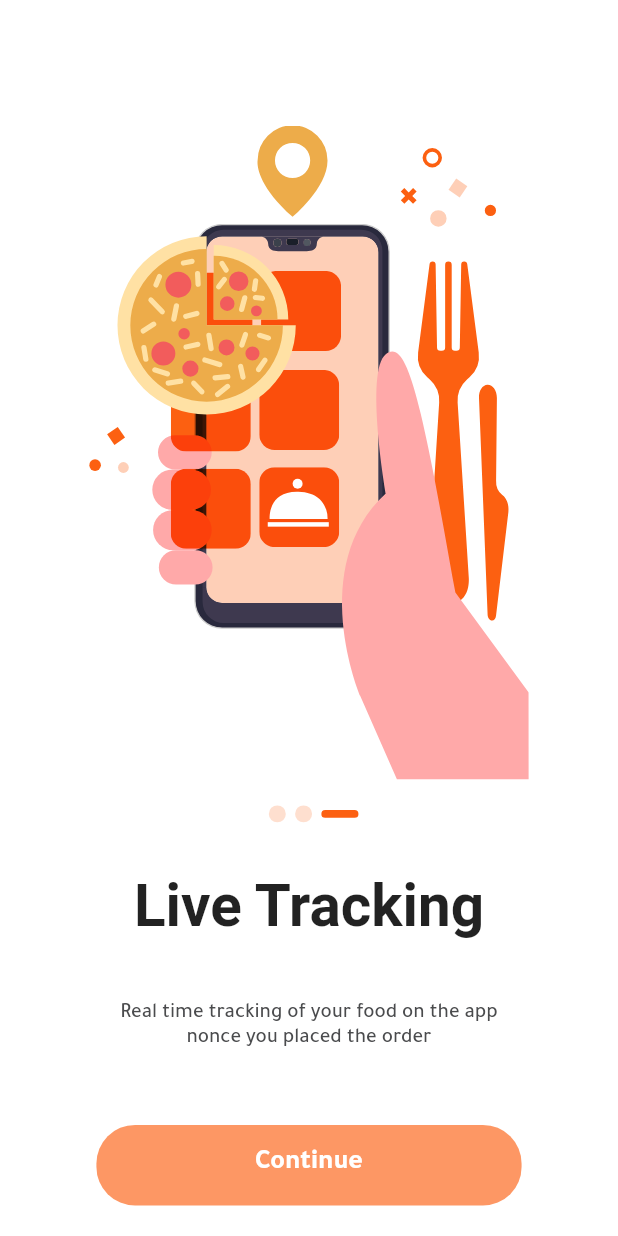
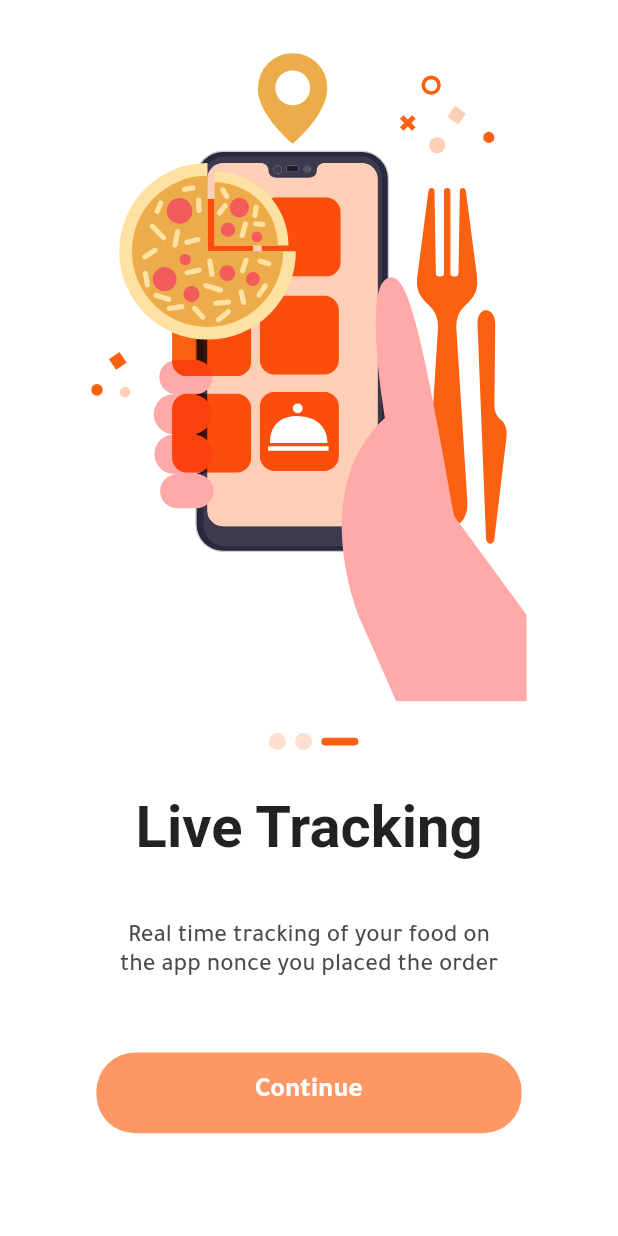
Before and after one commit to ghofranramadan/aklny, a Flutter app: the IntroScreen screen opened directly, swiped to page 3, on a phone screen of 412 x 824 dp. Run offline on Flutter 3.47's test engine with Material 2 defaults, Android fonts, the light colour scheme and no system bars; drawn by our look-alikes of carousel_slider, dots_indicator; our stand-ins replace easy_localization, flutter_svg, responsive_framework, shared_preferences, simple_shadow; missing offline and left inert: drawerbehavior; accounts and stored records are empty; Roboto replaces fonts that are missing (CopperplateGothic); project files that could hold a hidden picture were left out.

Commit message:
edit on onBoarding screen

```diff
--- a/lib/ui/screens/intro_screen.dart
+++ b/lib/ui/screens/intro_screen.dart
@@ -1,10 +1,10 @@
-import 'package:aklny/ui/screens/create_account_screen.dart';
-import 'package:aklny/utils/vars.dart';
+import 'package:aklny/ui/widgets/onboarding_widget.dart';
+import 'package:aklny/utils/components.dart';
 import 'package:carousel_slider/carousel_slider.dart';
 import 'package:dots_indicator/dots_indicator.dart';
+import 'package:easy_localization/easy_localization.dart';
 import 'package:flutter/material.dart';
-import 'package:flutter_svg/svg.dart';
-import 'package:easy_localization/easy_localization.dart';
+
 import 'login_screen.dart';
 
 class IntroScreen extends StatefulWidget {
@@ -14,51 +14,60 @@ class IntroScreen extends StatefulWidget {
 
 class _IntroScreenState extends State<IntroScreen> {
   CarouselController buttonCarouselController = CarouselController();
-
   List<Widget> welcome = [
-    FirstIntroWidget(),
-    SecondIntroWidget(),
-    ThirdIntroWidget()
+    OnBoarding(
+      picture: 'assets/svg/Find food you love vector.svg',
+      title: 'find_food_you_love',
+      subTitle: 'discover',
+    ),
+    OnBoarding(
+      picture: 'assets/svg/Delivery vector.svg',
+      title: 'fast_delivery',
+      subTitle: 'delivery',
+    ),
+    OnBoarding(
+      picture: 'assets/svg/Live tracking vector.svg',
+      title: 'live_tracking',
+      subTitle: 'tracking',
+    ),
   ];
   int indicatorIndex = 0;
 
   @override
   Widget build(BuildContext context) {
     return Scaffold(
-      body: Container(
-        height: MediaQuery.of(context).size.height,
-        width: MediaQuery.of(context).size.width,
+      backgroundColor: Theme.of(context).backgroundColor,
+      body: Padding(
         padding: EdgeInsets.only(
           top: (MediaQuery.of(context).size.height * 35) / 812,
         ),
-        color: Theme.of(context).backgroundColor,
         child: Column(
           mainAxisAlignment: MainAxisAlignment.spaceBetween,
           children: [
-            indicatorIndex == 0
-                ? Row(
+            if (indicatorIndex == 0)
+              Row(
                 mainAxisAlignment: MainAxisAlignment.start,
                 children: [
                   InkWell(
-                        onTap: () {
-                          buttonCarouselController.animateToPage(2);
+                    onTap: () => Navigator.of(context).push(
+                      MaterialPageRoute(
+                        builder: (context) {
+                          return LoginScreen();
                         },
+                      ),
+                    ),
                     child: Container(
                       alignment: Alignment.center,
                       width: (MediaQuery.of(context).size.width * 80) / 375,
                       child: Text(
                         tr('skip'),
-                            style: Theme.of(context)
-                                .textTheme
-                                .headline1
-                                .copyWith(
+                        style: Theme.of(context).textTheme.headline1.copyWith(
                             fontSize: 20, fontWeight: FontWeight.w300),
                       ),
                     ),
                   ),
                 ],
-                  )
-                : SizedBox(),
+              ),
             Stack(
               children: [
                 CarouselSlider.builder(
@@ -91,7 +100,7 @@ class _IntroScreenState extends State<IntroScreen> {
                     position: indicatorIndex.toDouble(),
                     decorator: DotsDecorator(
                       activeColor: Theme.of(context).primaryColor,
-                      color: Theme.of(context).buttonColor,
+                      color: Theme.of(context).highlightColor,
                       spacing: EdgeInsets.only(left: 6),
                       size: const Size.fromRadius(5.5),
                       activeSize: const Size(24, 5),
@@ -103,27 +112,16 @@ class _IntroScreenState extends State<IntroScreen> {
               ],
             ),
             indicatorIndex == 0 || indicatorIndex == 1
-                ? GestureDetector(
+                ? customButton(
+                    context: context,
                     onTap: () {
                       buttonCarouselController.nextPage();
                     },
-                    behavior: HitTestBehavior.opaque,
-                    child: Container(
-                      margin: EdgeInsets.only(
-                        bottom: (MediaQuery.of(context).size.height * 45) / 812,
-                      ),
-                      alignment: Alignment.center,
-                      height: (MediaQuery.of(context).size.height * 53) / 812,
-                      width: (MediaQuery.of(context).size.width * 258) / 375,
-                      decoration: BoxDecoration(
-                        color: Theme.of(context).primaryColor.withOpacity(0.65),
-                        borderRadius: BorderRadius.circular(25),
-                      ),
-                      child: Text(tr('next'),
+                    text: Text(tr('next'),
                         style: Theme.of(context).textTheme.headline3),
-                    ),
                   )
-                :                       GestureDetector(
+                : customButton(
+                    context: context,
                     onTap: () => Navigator.of(context).push(
                       MaterialPageRoute(
                         builder: (context) {
@@ -131,26 +129,8 @@ class _IntroScreenState extends State<IntroScreen> {
                         },
                       ),
                     ),
-              behavior: HitTestBehavior.opaque,
-              child: Container(
-                alignment: Alignment.center,
-                margin: EdgeInsets.only(
-                  bottom:
-                  (MediaQuery.of(context).size.height * 20) / 812,
-                ),
-                height:
-                (MediaQuery.of(context).size.height * 53) / 812,
-                width:
-                (MediaQuery.of(context).size.width * 258) / 375,
-                decoration: BoxDecoration(
-                  color: Theme.of(context)
-                      .primaryColor
-                      .withOpacity(0.65),
-                  borderRadius: BorderRadius.circular(25),
-                ),
-                child: Text(tr('continue'),
+                    text: Text(tr('continue'),
                         style: Theme.of(context).textTheme.headline3),
-              ),
                   ),
 
             // Column(
@@ -210,133 +190,12 @@ class _IntroScreenState extends State<IntroScreen> {
             //           )
             //         ],
             //       ),
+            SizedBox(
+              height: (MediaQuery.of(context).size.height * 20) / 812,
+            )
           ],
         ),
       ),
     );
   }
 }
-
-class FirstIntroWidget extends StatelessWidget {
-  @override
-  Widget build(BuildContext context) {
-    return Column(
-      children: [
-        SvgPicture.asset(
-          'assets/svg/Find food you love vector.svg',
-        ),
-        SizedBox(
-          height: (MediaQuery.of(context).size.height * 45) / 812,
-        ),
-        Text(
-          tr('find_food_you_love'),
-          style: Theme.of(context).textTheme.subtitle1.copyWith(
-              fontFamily: 'CopperplateGothic',
-              fontSize: 28,
-              fontWeight: FontWeight.w700),
-        ),
-        SizedBox(
-          height: (MediaQuery.of(context).size.height * 30) / 812,
-        ),
-        Container(
-          width: 275,
-          padding: EdgeInsets.symmetric(
-            horizontal: 40,
-          ),
-          child: Text(
-            tr('discover'),
-            style: Theme.of(context).textTheme.headline1.copyWith(
-                  fontSize: 10,
-                ),
-            textAlign: TextAlign.center,
-            overflow: TextOverflow.clip,
-          ),
-        ),
-      ],
-    );
-  }
-}
-
-class SecondIntroWidget extends StatelessWidget {
-  @override
-  Widget build(BuildContext context) {
-    return Column(
-      crossAxisAlignment: CrossAxisAlignment.center,
-      mainAxisSize: MainAxisSize.min,
-      children: [
-        SvgPicture.asset(
-          'assets/svg/Delivery vector.svg',
-        ),
-        SizedBox(
-          height: (MediaQuery.of(context).size.height * 45) / 812,
-        ),
-        Text(
-          tr('fast_delivery'),
-          style: Theme.of(context).textTheme.subtitle1.copyWith(
-              fontFamily: 'CopperplateGothic',
-              fontSize: 28,
-              fontWeight: FontWeight.w700),
-        ),
-        SizedBox(
-          height: (MediaQuery.of(context).size.height * 30) / 812,
-        ),
-        Container(
-          width: 271,
-          padding: EdgeInsets.symmetric(
-            horizontal: 45,
-          ),
-          child: Text(
-            tr('delivery'),
-            style: Theme.of(context).textTheme.headline1.copyWith(
-                  fontSize: 10,
-                ),
-            textAlign: TextAlign.center,
-            overflow: TextOverflow.clip,
-          ),
-        ),
-      ],
-    );
-  }
-}
-
-class ThirdIntroWidget extends StatelessWidget {
-  @override
-  Widget build(BuildContext context) {
-    return Column(
-      crossAxisAlignment: CrossAxisAlignment.center,
-      mainAxisSize: MainAxisSize.min,
-      children: [
-        SvgPicture.asset(
-          'assets/svg/Live tracking vector.svg',
-        ),
-        SizedBox(
-          height: (MediaQuery.of(context).size.height * 45) / 812,
-        ),
-        Text(
-          tr('live_tracking'),
-          style: Theme.of(context).textTheme.subtitle1.copyWith(
-              fontFamily: 'CopperplateGothic',
-              fontSize: 28,
-              fontWeight: FontWeight.w700),
-        ),
-        SizedBox(
-          height: (MediaQuery.of(context).size.height * 30) / 812,
-        ),
-        Container(
-          width: 271,
-          padding: EdgeInsets.symmetric(
-            horizontal: 45,
-          ),
-          child: Text(
-            tr('tracking'),
-            style: Theme.of(context).textTheme.headline1.copyWith(
-                  fontSize: 10,
-                ),
-            textAlign: TextAlign.center,
-            overflow: TextOverflow.clip,
-          ),
-        ),
-      ],
-    );
-  }
-}
--- /dev/null
+++ b/lib/ui/widgets/onboarding_widget.dart
@@ -0,0 +1,49 @@
+import 'package:easy_localization/easy_localization.dart';
+import 'package:flutter/material.dart';
+import 'package:flutter_svg/flutter_svg.dart';
+
+class OnBoarding extends StatelessWidget {
+  final String picture;
+  final String title;
+  final String subTitle;
+
+  OnBoarding({this.picture, this.title, this.subTitle});
+  @override
+  Widget build(BuildContext context) {
+    return Column(
+      children: [
+        SvgPicture.asset(
+          '$picture',
+        ),
+        SizedBox(
+          height: (MediaQuery.of(context).size.height * 45) / 812,
+        ),
+        Text(
+          tr('$title'),
+          style: Theme.of(context).textTheme.subtitle1.copyWith(
+              fontFamily: 'CopperplateGothic',
+              fontSize: 28,
+              fontWeight: FontWeight.w700),
+        ),
+        SizedBox(
+          height: (MediaQuery.of(context).size.height * 30) / 812,
+        ),
+        Container(
+          width: 275,
+          padding: EdgeInsets.symmetric(
+            horizontal: 40,
+          ),
+          child: Text(
+            tr('$subTitle'),
+            maxLines: 2,
+            style: Theme.of(context).textTheme.headline1.copyWith(
+                  fontSize: 12,
+                ),
+            textAlign: TextAlign.center,
+            overflow: TextOverflow.clip,
+          ),
+        ),
+      ],
+    );
+  }
+}
--- a/lib/utils/components.dart
+++ b/lib/utils/components.dart
@@ -1,14 +1,14 @@
 import 'package:flutter/material.dart';
 
-Widget customButton(
-    {BuildContext context, Function onTap, String text, TextStyle textStyle}) {
+Widget customButton({
+  BuildContext context,
+  Function onTap,
+  Text text,
+}) {
   return GestureDetector(
     behavior: HitTestBehavior.opaque,
     onTap: onTap,
     child: Container(
-      margin: EdgeInsets.only(
-        bottom: MediaQuery.of(context).size.height * 0.02,
-      ),
       alignment: Alignment.center,
       height: (MediaQuery.of(context).size.height * 53) / 812,
       width: (MediaQuery.of(context).size.width * 258) / 375,
@@ -16,10 +16,7 @@ Widget customButton(
         color: Theme.of(context).primaryColor.withOpacity(0.65),
         borderRadius: BorderRadius.circular(25),
       ),
-      child: Text(
-        '$text',
-        style: textStyle,
-      ),
+      child: text,
     ),
   );
 }
--- a/lib/utils/theme.dart
+++ b/lib/utils/theme.dart
@@ -5,12 +5,13 @@ class AklnyTheme {
   final ThemeData lightTheme = ThemeData(
     fontFamily: GetLAng?.lang == 'en_US' ?? true ? 'SF UI Display' : 'Tajawal',
     brightness: Brightness.light,
+    scaffoldBackgroundColor: Color(0xFFFFFFFF),
     backgroundColor: Color(0xFFFFFFFF),
     primaryColor: Color(0xFFFC6011),
     shadowColor: Color(0xFF4A4B4D),
-    buttonColor: Color(0xFFFC6011).withOpacity(0.20),
+    buttonColor: Color(0xFF4267B2),
     indicatorColor: Color(0xFFFFFFFF),
-    highlightColor: Color(0xFF4267B2),
+    highlightColor: Color(0xFFFC6011).withOpacity(0.20),
     hintColor: Color(0xFFDE4D3B),
     cardColor: Color(0xFFF2F2F2),
     textTheme: TextTheme(
--- a/pubspec.yaml
+++ b/pubspec.yaml
@@ -29,7 +29,7 @@ dependencies:
   responsive_framework: ^0.1.0
   provider: ^5.0.0
   shared_preferences: ^2.0.5
-  shadow: ^1.0.0
+  simple_shadow: ^0.2.0
   dots_indicator: ^2.0.0
   carousel_slider: ^2.3.1
   drawerbehavior: ^2.1.0
```
Also changed, not shown: lib/ui/screens/create_account_screen.dart (+18 -17 lines), lib/ui/screens/forgot_pass_screen.dart (+6 -5 lines), lib/ui/screens/lang_selection_screen.dart (+25 -16 lines), lib/ui/screens/login_screen.dart (+11 -10 lines), lib/ui/screens/new_pass_screen.dart (+9 -8 lines), lib/ui/screens/profile_screen.dart (+7 -5 lines), pubspec.lock. Lines whose indentation alone changed are shown as unchanged.
